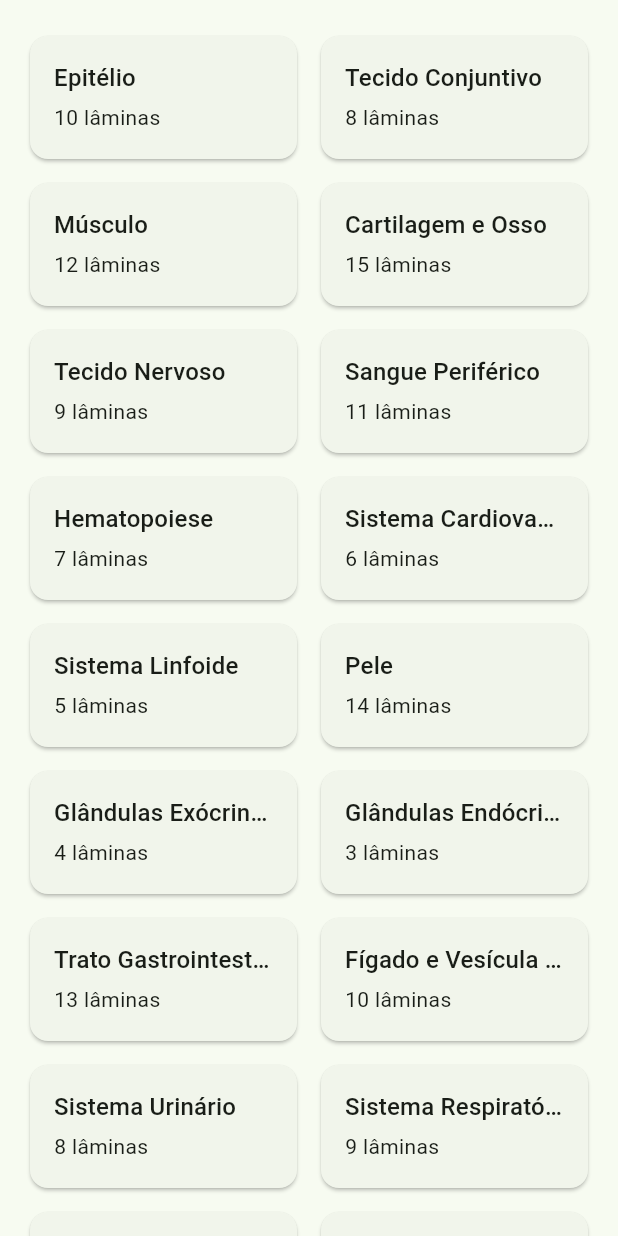
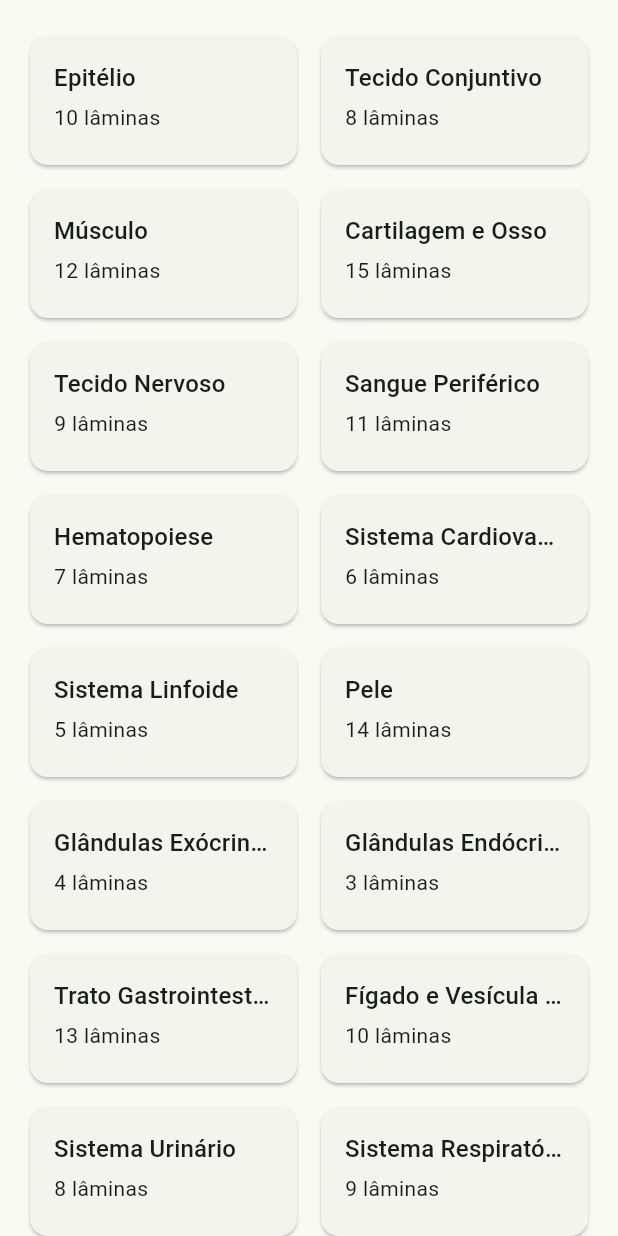
Before and after one commit to guimduarte/TTI206-ProjetoIntegradorInterdisciplinar-DesenvolvimentoMultiplataforma, a Flutter app: the GroupList widget shown alone on an empty page, opened directly, on a phone screen of 412 x 824 dp. Run offline on Flutter 3.47's test engine with Material 3 defaults, Android fonts, the phone set to English and light mode, and no system bars; our stand-ins replace fluentui_system_icons, flutter_map, go_router.

Commit message:
fix(group-card): correção de overflow nos textos dos cards

```diff
--- a/atlas_digital_fmabc/lib/widgets/lists/group_list.dart
+++ b/atlas_digital_fmabc/lib/widgets/lists/group_list.dart
@@ -14,8 +14,8 @@ class GroupList extends StatelessWidget {
       padding: const EdgeInsets.symmetric(horizontal: 16.0, vertical: 20.0),
       itemCount: list.length,
       gridDelegate: SliverGridDelegateWithMaxCrossAxisExtent(
-        maxCrossAxisExtent: 360,
-        mainAxisExtent: 90,
+        maxCrossAxisExtent: 360, // width máxima do card
+        mainAxisExtent: 94, // height do card
         // espaçamento
         mainAxisSpacing: 8.0,
         crossAxisSpacing: 8.0,
```
